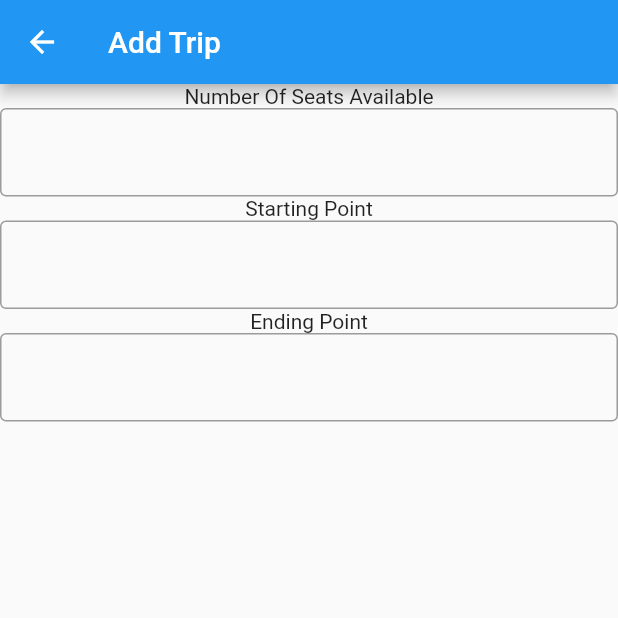
After one commit to PrinceTrambadiya/Ride_sher_new, a Flutter app: the Add_Trip screen opened by its route, on a phone screen of 412 x 824 dp, the top half of it. The commit adds this screen. Run offline on Flutter 3.47's test engine with Material 2 defaults, Android fonts, the phone set to English and light mode, and no system bars; our stand-ins replace curved_navigation_bar, geolocator, google_maps_flutter, shared_preferences, toast; accounts and stored records are empty.

Commit message:
Prince Trambadiya

```diff
--- /dev/null
+++ b/lib/Add_Trip.dart
@@ -0,0 +1,38 @@
+import 'package:flutter/material.dart';
+
+class Add_Trip extends StatefulWidget {
+  @override
+  _Add_TripState createState() => _Add_TripState();
+}
+
+class _Add_TripState extends State<Add_Trip> {
+  TextEditingController cSits = new TextEditingController();
+  TextEditingController cStartPoint = new TextEditingController();
+  TextEditingController cEndPoint = new TextEditingController();
+  @override
+  Widget build(BuildContext context) {
+    return Scaffold(
+      appBar: AppBar(
+        title: Text('Add Trip'),
+      ),
+      body: Container(
+        child: Column(
+          children: <Widget>[
+            Text('Number Of Seats Available'),
+            TextField(
+              controller: cSits,
+            ),
+            Text('Starting Point'),
+            TextField(
+              controller: cStartPoint,
+            ),
+            Text('Ending Point'),
+            TextField(
+              controller: cEndPoint,
+            ),
+          ],
+        ),
+      ),
+    );
+  }
+}
--- a/lib/Driver_home_page.dart
+++ b/lib/Driver_home_page.dart
@@ -2,6 +2,7 @@ import 'package:flutter/cupertino.dart';
 import 'package:flutter/material.dart';
 import 'package:curved_navigation_bar/curved_navigation_bar.dart';
 import 'Driver_homepage_drawer.dart';
+import 'GoogleMap/Map.dart';
 
 class Driver_home_page extends StatefulWidget {
   @override
--- a/lib/Driver_homepage_drawer.dart
+++ b/lib/Driver_homepage_drawer.dart
@@ -35,6 +35,7 @@ class _Driver_homepage_drawerState extends State<Driver_homepage_drawer> {
     print(mobile);
     if (mobile != "") {
       print('add');
+     // print(mobile);
       addData(mobile);
     } else {
       print('nathi aayo number');
@@ -58,7 +59,7 @@ class _Driver_homepage_drawerState extends State<Driver_homepage_drawer> {
       address = data[0]['address'];
     });
 
-//
+
 //    print(name);
 //    print(email);
 //    print(dob);
--- a/lib/FirstPage.dart
+++ b/lib/FirstPage.dart
@@ -56,7 +56,7 @@ class _FirstPageState extends State<FirstPage> {
                 child: Center(
                     child: MaterialButton(
                   splashColor: Colors.black,
-                  child: Text("DRIVER", style: TextStyle(fontSize: 18)),
+                  child: Text("RIDER", style: TextStyle(fontSize: 18)),
                   onPressed: () {
                     setState(() {
                       Navigator.push(
@@ -83,7 +83,7 @@ class _FirstPageState extends State<FirstPage> {
                   child: Center(
                       child: MaterialButton(
                     splashColor: Colors.black,
-                    child: Text("RIDER", style: TextStyle(fontSize: 18)),
+                    child: Text("DRIVER", style: TextStyle(fontSize: 18)),
                     onPressed: () {
                       setState(() {
                       Navigator.push(
--- a/lib/main.dart
+++ b/lib/main.dart
@@ -33,6 +33,7 @@ import 'Login.dart';
 import 'Forgetpassword.dart';
 import 'welcome.dart';
 import 'Driver_details.dart';
+import 'Add_Trip.dart';
 
 void main() => runApp(MultiProvider(
       providers: [
@@ -62,6 +63,7 @@ class MyApp extends StatelessWidget {
         //'/ConfirmPassword': (BuildContext context) => new ConfirmPassword(),
         '/Forgetpassword': (BuildContext context) => new Forgetpassword(),
         '/driver_details': (BuildContext context) => new driver_details(),
+        '/Add_Trip': (BuildContext context) => new Add_Trip(),
 
       },
     );
--- a/pubspec.yaml
+++ b/pubspec.yaml
@@ -31,6 +31,7 @@ dependencies:
   rxdart: ^0.22.1+1
 
   geoflutterfire: ^2.0.3+5
+  toast: ^0.1.5
 
   location: ^2.3.5
   google_maps_flutter: ^0.5.20+2
```
Also changed, not shown: lib/GoogleMap/home.dart (+100 -3 lines), pubspec.lock.
